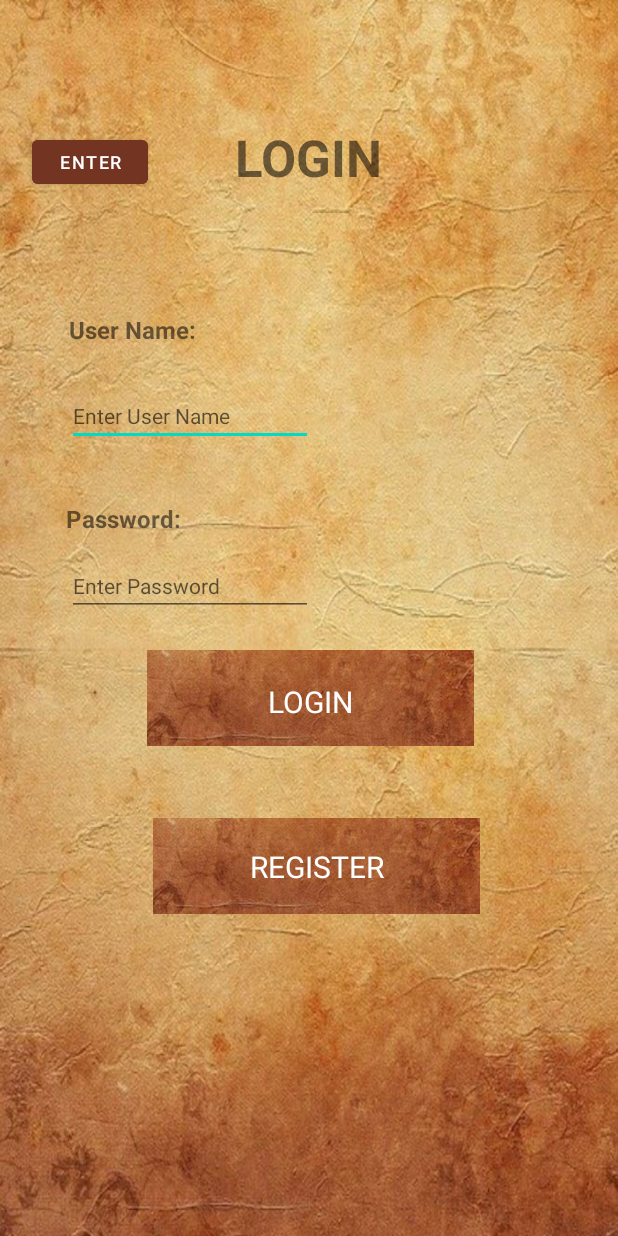
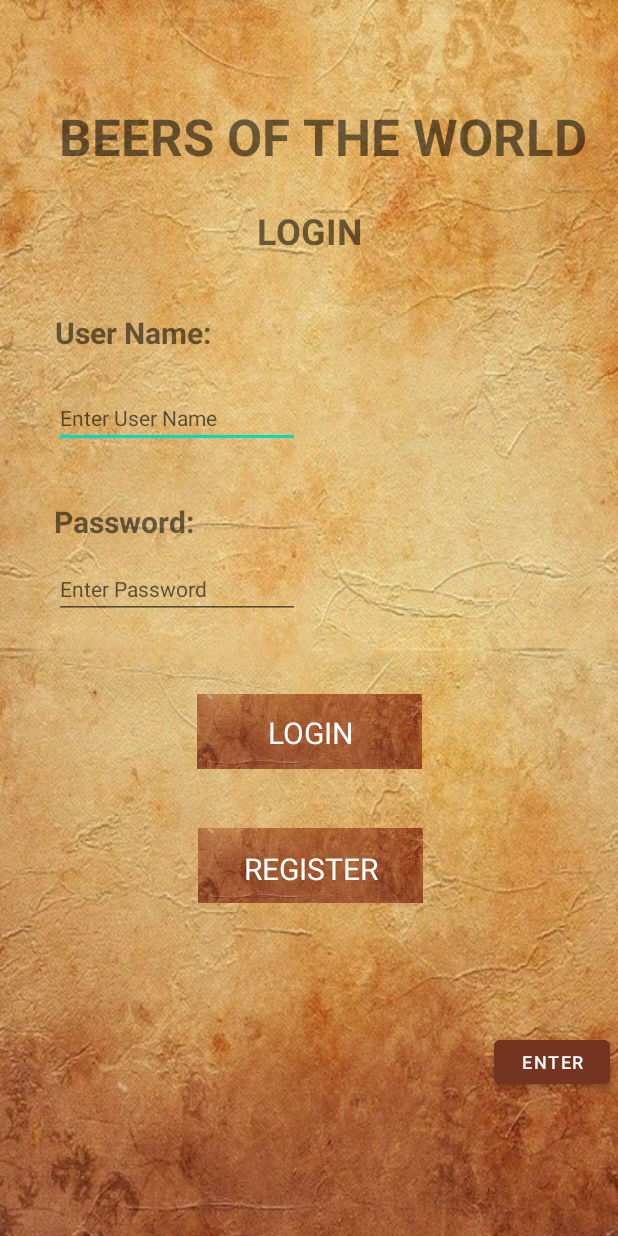
Before and after one commit to Zharrat/BEERS_OF_THE_WORLD, an Android app: the screen it shows after launch (LoginActivity), on a phone screen of 412 x 824 dp. Run offline under Robolectric (Android 15) with nearby library versions, the light colour scheme and no system bars; our stand-ins replace Room's generated code.

Commit message:
Funcionando todo bien.

```diff
--- a/app/src/main/java/com/example/beers_of_the_world/ui/fragments/RegisterFragment.kt
+++ b/app/src/main/java/com/example/beers_of_the_world/ui/fragments/RegisterFragment.kt
@@ -11,7 +11,6 @@ import android.widget.Toast
 import androidx.activity.OnBackPressedCallback
 import androidx.lifecycle.Observer
 import androidx.lifecycle.ViewModelProvider
-import androidx.lifecycle.lifecycleScope
 import androidx.navigation.NavController
 import androidx.navigation.fragment.findNavController
 import com.example.beers_of_the_world.database.RegisterDatabase
@@ -23,10 +22,6 @@ import com.example.beers_of_the_world.viewModel.MainViewModel
 import com.example.beers_of_the_world.viewModel.RegisterViewModel
 import com.example.beers_of_the_world.viewModel.RegisterViewModelFactory
 import com.google.android.material.dialog.MaterialAlertDialogBuilder
-import kotlinx.coroutines.Dispatchers
-import kotlinx.coroutines.launch
-import retrofit2.Retrofit
-import retrofit2.converter.gson.GsonConverterFactory
 
 
 class RegisterFragment : Fragment() {
@@ -58,9 +53,6 @@ class RegisterFragment : Fragment() {
 
         registerViewModel = ViewModelProvider(this, factory).get(RegisterViewModel::class.java)
 
-        //binding.myViewModel = registerViewModel
-
-        //binding.lifecycleOwner = this
 
         registerViewModel.navigateto.observe(viewLifecycleOwner, Observer { hasFinished ->
             if (hasFinished == true) {
@@ -106,15 +98,14 @@ class RegisterFragment : Fragment() {
     fun sendUser() {
 
         var firstName = binding.firstNameTextField.text.toString()
-
         var lastName = binding.secondNameTextField.text.toString()
         var userName = binding.userNameTextField.text.toString()
         var password = binding.passwordTextField.text.toString()
 
 
         val registerEntity = RegisterEntity(0, firstName, lastName, userName, password)
-        Toast.makeText(getActivity(), ""+firstName, Toast.LENGTH_LONG).show();
-            registerViewModel.sumbitButton(registerEntity)
+        //Toast.makeText(getActivity(), "" + firstName, Toast.LENGTH_LONG).show();
+        registerViewModel.sumbitButton(registerEntity)
 
     }
 
@@ -122,13 +113,11 @@ class RegisterFragment : Fragment() {
     private fun buildListeners() {
         onFragmentBackPressed(closeSession = true)
         binding.submitButton.setOnClickListener {
-           sendUser()
+            //sendUser()
 
+            //comeBackFirstFragment()
 
-
-            comeBackFirstFragment()
-
-            //registerQuestion()
+            registerQuestion()
             //comeBackFirstFragment()
         }
     }
@@ -141,29 +130,6 @@ class RegisterFragment : Fragment() {
 
             })
     }
-
-/*
-    public fun getBeers() {
-        CoroutineScope(Dispatchers.IO).launch {
-            val response = getRetrofit().create(APIService::class.java).getBeer("").execute()
-            val beert = response.body()
-            beert?.let {
-                initAdapter1(it)
-                //var beeres = beers[id]
-            }
-
-        }
-    }
-
-    //Coroutine to get the beers in the background.
-    private fun getRetrofit(): Retrofit {
-        return Retrofit.Builder()
-            .baseUrl("https://api.punkapi.com/v2/beers/")
-            .addConverterFactory(GsonConverterFactory.create())
-            .build()
-    }
-*/
-
 
     fun okQuestion(
         title: String,
@@ -181,7 +147,7 @@ class RegisterFragment : Fragment() {
                 dialog.dismiss()
                 //appFinish()
                 sendUser()
-                    comeBackFirstFragment()
+                comeBackFirstFragment()
 
             }
             .setNegativeButton("NO") { dialog, _ ->
@@ -239,7 +205,7 @@ class RegisterFragment : Fragment() {
     ) {
         MaterialAlertDialogBuilder(requireContext())
             .setTitle("BEERS OF THE WORLD")
-            .setMessage("¿COME BACK TO LOGIN?")
+            .setMessage("NOT REGISTERED.¿COME BACK TO LOGIN?")
             .setPositiveButton("YES") { dialog, _ ->
                 yesFunc()
                 dialog.dismiss()
--- a/app/src/main/res/layout/fragment_login.xml
+++ b/app/src/main/res/layout/fragment_login.xml
@@ -19,12 +19,32 @@
             android:id="@+id/tvtitulo"
             android:layout_width="wrap_content"
             android:layout_height="wrap_content"
-            android:layout_marginTop="82dp"
-            android:layout_marginBottom="81dp"
-            android:text="LOGIN"
+            android:layout_marginStart="32dp"
+            android:layout_marginTop="65dp"
+            android:layout_marginEnd="14dp"
+            android:layout_marginBottom="621dp"
+            android:text="BEERS OF THE WORLD"
+            android:textAlignment="center"
             android:textSize="34sp"
             android:textStyle="bold"
-            app:layout_constraintBottom_toTopOf="@+id/tvusername"
+            app:layout_constraintBottom_toBottomOf="parent"
+            app:layout_constraintEnd_toEndOf="parent"
+            app:layout_constraintHorizontal_bias="0.516"
+            app:layout_constraintStart_toStartOf="parent"
+            app:layout_constraintTop_toTopOf="parent"
+            tools:ignore="MissingConstraints" />
+
+        <TextView
+            android:id="@+id/tvtitulo2"
+            android:layout_width="wrap_content"
+            android:layout_height="wrap_content"
+            android:layout_marginTop="128dp"
+            android:layout_marginBottom="558dp"
+            android:text="LOGIN"
+            android:textAlignment="center"
+            android:textSize="24sp"
+            android:textStyle="bold"
+            app:layout_constraintBottom_toBottomOf="parent"
             app:layout_constraintEnd_toEndOf="parent"
             app:layout_constraintStart_toStartOf="parent"
             app:layout_constraintTop_toTopOf="parent" />
@@ -39,12 +59,14 @@
             android:layout_marginBottom="502dp"
             android:text="@string/UserNameTextView"
             android:textAlignment="viewStart"
-            android:textSize="16sp"
+            android:textSize="20sp"
             android:textStyle="bold"
             app:layout_constraintBottom_toBottomOf="parent"
             app:layout_constraintEnd_toEndOf="parent"
+            app:layout_constraintHorizontal_bias="0.476"
             app:layout_constraintStart_toStartOf="parent"
-            app:layout_constraintTop_toTopOf="parent" />
+            app:layout_constraintTop_toTopOf="parent"
+            app:layout_constraintVertical_bias="0.0" />
 
         <TextView
             android:id="@+id/tvpassword"
@@ -56,21 +78,22 @@
             android:layout_marginBottom="376dp"
             android:text="@string/PasswordText"
             android:textAlignment="viewStart"
-            android:textSize="16sp"
+            android:textSize="20sp"
             android:textStyle="bold"
             app:layout_constraintBottom_toBottomOf="parent"
             app:layout_constraintEnd_toEndOf="parent"
             app:layout_constraintStart_toStartOf="parent"
             app:layout_constraintTop_toTopOf="parent" />
 
+
         <EditText
             android:id="@+id/userNameTextField"
             android:layout_width="164dp"
             android:layout_height="wrap_content"
-            android:layout_marginStart="44dp"
-            android:layout_marginTop="256dp"
-            android:layout_marginEnd="203dp"
-            android:layout_marginBottom="435dp"
+            android:layout_marginStart="35dp"
+            android:layout_marginTop="255dp"
+            android:layout_marginEnd="212dp"
+            android:layout_marginBottom="436dp"
             android:ems="10"
             android:hint="@string/UsernameTextField"
             android:importantForAutofill="no"
@@ -82,14 +105,13 @@
             app:layout_constraintStart_toStartOf="parent"
             app:layout_constraintTop_toTopOf="parent" />
 
-
         <EditText
             android:id="@+id/passwordTextField"
             android:layout_width="164dp"
             android:layout_height="wrap_content"
-            android:layout_marginStart="44dp"
+            android:layout_marginStart="35dp"
             android:layout_marginTop="369dp"
-            android:layout_marginEnd="203dp"
+            android:layout_marginEnd="212dp"
             android:layout_marginBottom="322dp"
             android:ems="10"
             android:hint="@string/PasswordTextFiels"
@@ -107,26 +129,25 @@
             android:layout_width="218dp"
             android:layout_height="64dp"
             android:layout_marginStart="97dp"
-            android:layout_marginTop="432dp"
-            android:layout_marginEnd="96dp"
-            android:layout_marginBottom="235dp"
+            android:layout_marginTop="453dp"
+            android:layout_marginEnd="47dp"
+            android:layout_marginBottom="214dp"
             app:layout_constraintBottom_toBottomOf="parent"
             app:layout_constraintEnd_toEndOf="parent"
-            app:layout_constraintHorizontal_bias="0.5"
+            app:layout_constraintHorizontal_bias="0.0"
             app:layout_constraintStart_toStartOf="parent"
             app:layout_constraintTop_toTopOf="parent"
-            app:layout_constraintVertical_bias="1.0" />
-
+            app:layout_constraintVertical_bias="0.0">
 
             <ImageButton
                 android:id="@+id/submitButton"
-            android:layout_width="218dp"
-            android:layout_height="64dp"
+                android:layout_width="150dp"
+                android:layout_height="50dp"
                 android:layout_gravity="center"
-            android:layout_marginStart="97dp"
-            android:layout_marginTop="432dp"
-            android:layout_marginEnd="96dp"
-            android:layout_marginBottom="235dp"
+                android:layout_marginStart="34dp"
+                android:layout_marginTop="9dp"
+                android:layout_marginEnd="34dp"
+                android:layout_marginBottom="5dp"
                 android:background="@drawable/fondo10"
                 app:layout_constraintBottom_toBottomOf="parent"
                 app:layout_constraintEnd_toEndOf="parent"
@@ -139,10 +160,10 @@
                 android:id="@+id/textView2"
                 android:layout_width="wrap_content"
                 android:layout_height="wrap_content"
-            android:layout_marginStart="178dp"
-            android:layout_marginTop="453dp"
-            android:layout_marginEnd="175dp"
-            android:layout_marginBottom="251dp"
+                android:layout_marginStart="81dp"
+                android:layout_marginTop="21dp"
+                android:layout_marginEnd="79dp"
+                android:layout_marginBottom="16dp"
                 android:text="LOGIN"
                 android:textColor="@color/white"
                 android:textSize="20dp"
@@ -151,25 +172,31 @@
                 app:layout_constraintStart_toStartOf="parent"
                 app:layout_constraintTop_toTopOf="parent"
                 tools:ignore="MissingConstraints" />
+        </androidx.constraintlayout.widget.ConstraintLayout>
 
         <androidx.constraintlayout.widget.ConstraintLayout
             android:id="@+id/constraintLayout2"
             android:layout_width="218dp"
             android:layout_height="64dp"
-            android:layout_marginStart="101dp"
+            android:layout_marginStart="98dp"
             android:layout_marginTop="544dp"
-            android:layout_marginEnd="92dp"
+            android:layout_marginEnd="95dp"
             android:layout_marginBottom="123dp"
             app:layout_constraintBottom_toBottomOf="parent"
             app:layout_constraintEnd_toEndOf="parent"
+            app:layout_constraintHorizontal_bias="0.0"
             app:layout_constraintStart_toStartOf="parent"
-            app:layout_constraintTop_toTopOf="parent">
+            app:layout_constraintTop_toTopOf="parent"
+            app:layout_constraintVertical_bias="0.0">
+
 
             <ImageButton
                 android:id="@+id/ibregister"
-                android:layout_width="218dp"
-                android:layout_height="64dp"
+                android:layout_width="150dp"
+                android:layout_height="50dp"
                 android:layout_gravity="center"
+                android:layout_marginTop="8dp"
+                android:layout_marginBottom="3dp"
                 android:background="@drawable/fondo10"
                 android:textStyle="bold"
                 app:layout_constraintBottom_toBottomOf="parent"
@@ -177,6 +204,7 @@
                 app:layout_constraintHorizontal_bias="0.5"
                 app:layout_constraintStart_toStartOf="parent"
                 app:layout_constraintTop_toTopOf="parent"
+                app:layout_constraintVertical_bias="0.0"
                 tools:ignore="MissingConstraints" />
 
             <TextView
@@ -184,9 +212,9 @@
                 android:layout_width="wrap_content"
                 android:layout_height="wrap_content"
                 android:layout_marginStart="41dp"
-                android:layout_marginTop="12dp"
+                android:layout_marginTop="19dp"
                 android:layout_marginEnd="41dp"
-                android:layout_marginBottom="11dp"
+                android:layout_marginBottom="14dp"
                 android:text="REGISTER"
                 android:textColor="@color/white"
                 android:textSize="20dp"
@@ -201,13 +229,15 @@
             android:id="@+id/btenter"
             android:layout_width="77dp"
             android:layout_height="41dp"
-            android:layout_marginStart="21dp"
-            android:layout_marginTop="86dp"
-            android:layout_marginBottom="604dp"
+            android:layout_marginStart="329dp"
+            android:layout_marginTop="684dp"
+            android:layout_marginEnd="5dp"
+            android:layout_marginBottom="6dp"
             android:backgroundTint="#733522"
             android:text="ENTER"
             android:textSize="12sp"
             app:layout_constraintBottom_toBottomOf="parent"
+            app:layout_constraintEnd_toEndOf="parent"
             app:layout_constraintStart_toStartOf="parent"
             app:layout_constraintTop_toTopOf="parent" />
 
--- a/app/src/main/res/layout/fragment_register.xml
+++ b/app/src/main/res/layout/fragment_register.xml
@@ -24,7 +24,7 @@
             android:layout_marginBottom="411dp"
             android:text="@string/UserNameTextView"
             android:textAlignment="viewStart"
-            android:textSize="16sp"
+            android:textSize="20sp"
             android:textStyle="bold"
             app:layout_constraintBottom_toBottomOf="parent"
             app:layout_constraintEnd_toEndOf="parent"
@@ -34,7 +34,6 @@
 
         <EditText
             android:id="@+id/passwordTextField"
-            android:focusableInTouchMode="false"
             android:layout_width="247dp"
             android:layout_height="38dp"
             android:layout_marginStart="56dp"
@@ -42,6 +41,7 @@
             android:layout_marginEnd="108dp"
             android:layout_marginBottom="244dp"
             android:ems="10"
+            android:textSize="14sp"
             android:hint="Password"
             android:inputType="textPersonName"
             android:text=""
@@ -62,7 +62,7 @@
             android:layout_marginBottom="290dp"
             android:text="Password:"
             android:textAlignment="viewStart"
-            android:textSize="16sp"
+            android:textSize="20sp"
             android:textStyle="bold"
             app:layout_constraintBottom_toBottomOf="parent"
             app:layout_constraintEnd_toEndOf="parent"
@@ -72,7 +72,6 @@
 
         <EditText
             android:id="@+id/secondNameTextField"
-            android:focusableInTouchMode="false"
             android:layout_width="164dp"
             android:layout_height="wrap_content"
             android:layout_marginStart="57dp"
@@ -101,7 +100,7 @@
             android:layout_marginBottom="638dp"
             android:text="First Name:"
             android:textAlignment="viewStart"
-            android:textSize="16sp"
+            android:textSize="20sp"
             android:textStyle="bold"
             app:layout_constraintBottom_toBottomOf="parent"
             app:layout_constraintEnd_toEndOf="parent"
@@ -111,7 +110,6 @@
 
         <EditText
             android:id="@+id/userNameTextField"
-            android:focusableInTouchMode="false"
             android:layout_width="164dp"
             android:layout_height="wrap_content"
             android:layout_marginStart="57dp"
@@ -140,7 +138,7 @@
             android:layout_marginBottom="516dp"
             android:text="Last Name"
             android:textAlignment="viewStart"
-            android:textSize="16sp"
+            android:textSize="20sp"
             android:textStyle="bold"
             app:layout_constraintBottom_toBottomOf="parent"
             app:layout_constraintEnd_toEndOf="parent"
@@ -150,7 +148,6 @@
 
         <EditText
             android:id="@+id/first_name_text_field"
-            android:focusableInTouchMode="false"
             android:layout_width="164dp"
             android:layout_height="wrap_content"
             android:layout_marginStart="57dp"
```
Also changed, not shown: app/build.gradle (+7 -14 lines). Lines whose indentation alone changed are shown as unchanged.
